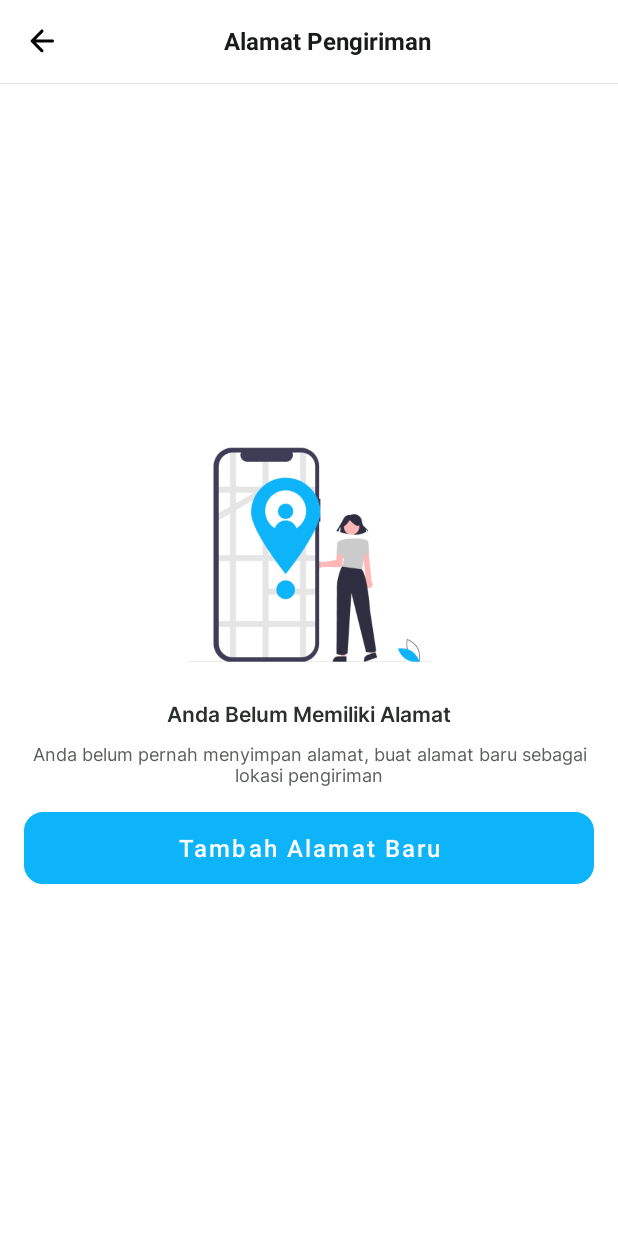
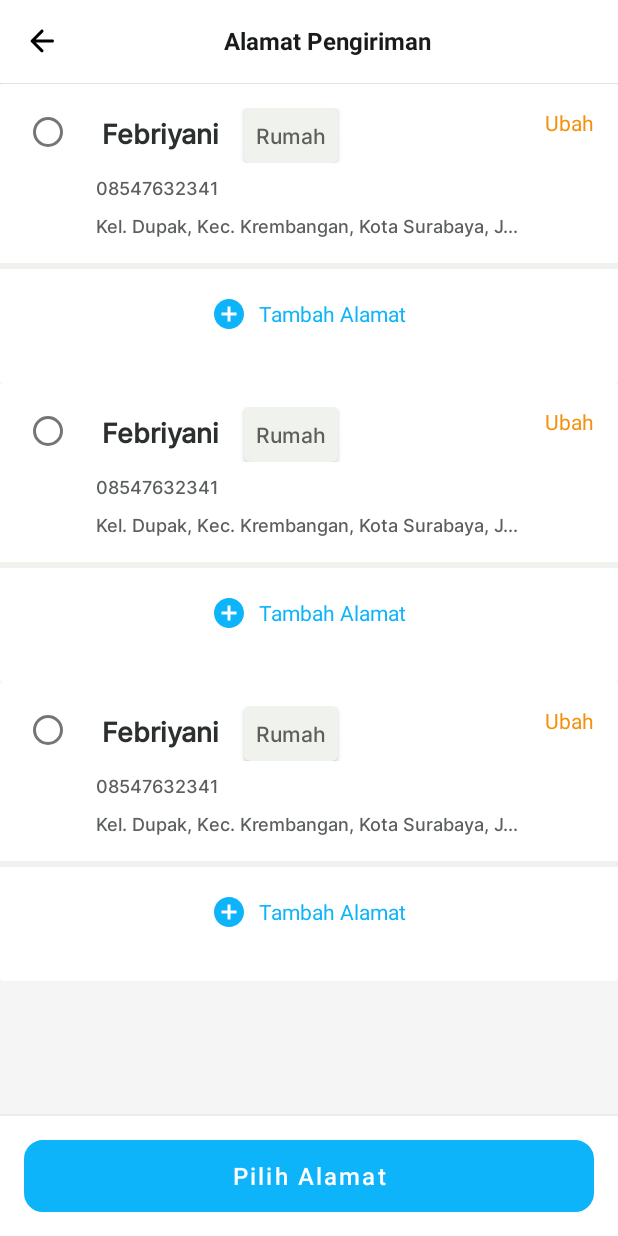
Before and after one commit to sonyadriko/BatamaApp-OnlineStore, an Android app: the layout activity_setting_alamat1.xml on its own in the app's theme, with its tools: preview values and no code run, on a phone screen of 412 x 824 dp. Run offline under Robolectric (Android 15) with nearby library versions, the phone set to English and light mode, and no system bars.

Commit message:
update view label alamat

```diff
--- a/mobile/app/src/main/java/com/example/tokoonline/TambahAlamatBaruActivity.kt
+++ b/mobile/app/src/main/java/com/example/tokoonline/TambahAlamatBaruActivity.kt
@@ -17,6 +17,10 @@ class TambahAlamatBaruActivity : BaseActivity() {
         super.onCreate(savedInstanceState)
         binding = ActivityTambahAlamatBaruBinding.inflate(layoutInflater)
         setContentView(binding.root)
+
+        binding.toolbar.binding.leftIcon.setOnClickListener {
+            finish()
+        }
 
         binding.btnSimpan.setOnClickListener{
             initListener()
--- a/mobile/app/src/main/java/com/example/tokoonline/view/adapter/AdapterAlamat.kt
+++ b/mobile/app/src/main/java/com/example/tokoonline/view/adapter/AdapterAlamat.kt
@@ -32,6 +32,7 @@ class AlamatAdapter(
             tvNamaPenerima.text = alamat.nama
             tvAlamatPenerima.text = alamat.alamat
             tvPhonePenerima.text = alamat.phone
+            tvTypeAlamat.text = alamat.label
             radioButton.isChecked = alamat.default
             rootCard.setOnClickListener {
                 showConfirmationDialog(alamat)
--- a/mobile/app/src/main/res/layout/activity_setting_alamat1.xml
+++ b/mobile/app/src/main/res/layout/activity_setting_alamat1.xml
@@ -9,6 +9,8 @@
     android:orientation="vertical">
 
     <LinearLayout
+        android:visibility="gone"
+
         android:id="@+id/empty_view"
         android:layout_width="match_parent"
         android:background="@color/white"
@@ -93,7 +95,6 @@
 
     <RelativeLayout
         android:id="@+id/view_on"
-        android:visibility="gone"
 
         android:layout_width="match_parent"
         android:layout_height="match_parent">
--- a/mobile/app/src/main/res/layout/activity_success_order.xml
+++ b/mobile/app/src/main/res/layout/activity_success_order.xml
@@ -33,9 +33,8 @@
                 android:layout_height="wrap_content"
                 android:text="Transaksi Berhasil Dibuat"
                 android:textSize="14sp"
-                android:textStyle="bold"
                 android:textColor="#2C302D"
-                android:fontFamily="@font/interm"
+                android:fontFamily="@font/intersemibold"
                 android:gravity="center" />
 
             <TextView
@@ -45,7 +44,7 @@
                 android:text="Pengajuan pemesanan produk berhasil dibuat, pantau proses pemesanan transaksi di Riwayat Transaksi"
                 android:textSize="12sp"
                 android:textColor="#5C605C"
-                android:fontFamily="@font/interm"
+                android:fontFamily="@font/interregular"
                 android:gravity="center" />
         </LinearLayout>
 
--- a/mobile/app/src/main/res/layout/item_alamat.xml
+++ b/mobile/app/src/main/res/layout/item_alamat.xml
@@ -44,15 +44,45 @@
                         android:orientation="vertical"
                         android:paddingTop="@dimen/medium_space">
 
+                        <LinearLayout
+                            android:layout_width="match_parent"
+                            android:layout_height="wrap_content"
+                            android:orientation="horizontal">
+
                         <TextView
                             android:id="@+id/tvNamaPenerima"
                             android:layout_width="wrap_content"
                             android:layout_height="wrap_content"
                             style="@style/heading_14"
+                            android:padding="4dp"
                             android:text="-"
                             android:textStyle="bold"
+                            android:layout_marginRight="8dp"
                             android:textSize="18sp"
                             tools:text="Febriyani" />
+
+                            <androidx.cardview.widget.CardView
+                                android:layout_width="wrap_content"
+                                android:layout_height="wrap_content"
+                                android:layout_marginStart="4dp"
+                                android:background="#F0F2EE"
+                                app:cardCornerRadius="4dp"
+                                app:cardBackgroundColor="#F0F2EE"
+                                app:contentPadding="8dp"
+                                android:orientation="vertical">
+
+                            <TextView
+                                android:id="@+id/tvTypeAlamat"
+                                android:layout_width="wrap_content"
+                                android:layout_height="wrap_content"
+                                android:textColor="#5C605C"
+                                android:textSize="14sp"
+                                android:fontFamily="@font/intermedium"
+                                tools:text="Rumah" />
+
+                            </androidx.cardview.widget.CardView>
+
+                        </LinearLayout>
 
                         <!-- No Telp -->
                         <TextView
```
